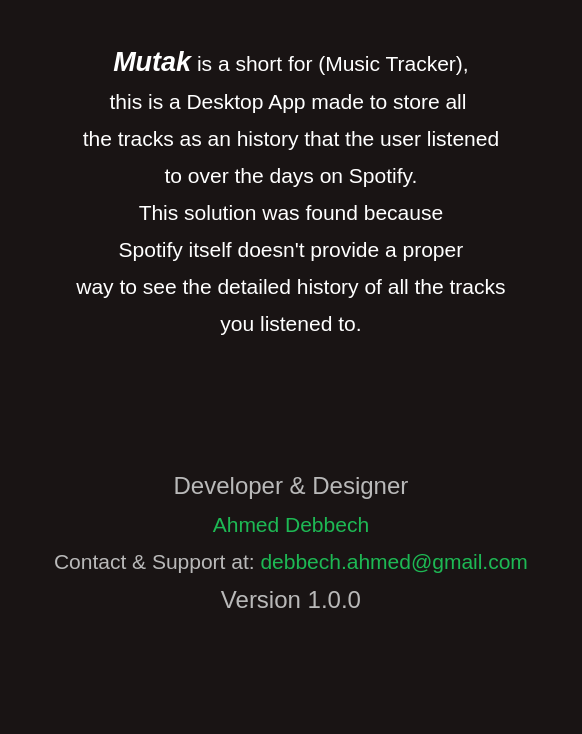
Qt form mutak/mainwindow.ui (ahmed-debbech/mutak) before a commit.
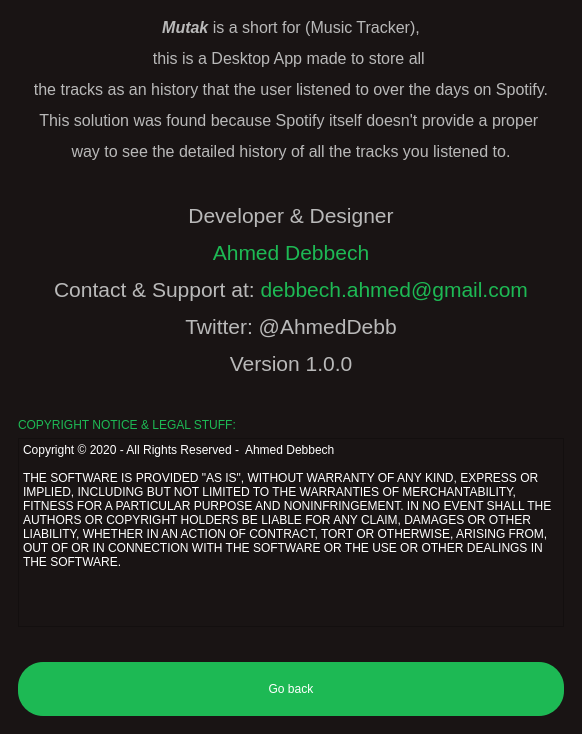
The same form after that commit. The open tabs and pages were chosen to show the change.

Commit message: Fix about section and enhance the colors:

What changed in the file:
```diff
--- a/mutak/mainwindow.ui
+++ b/mutak/mainwindow.ui
@@ -672,17 +672,112 @@
         <item>
          <widget class="QLabel" name="description">
           <property name="text">
-           <string>&lt;html&gt;&lt;head/&gt;&lt;body&gt;&lt;p align=&quot;center&quot;&gt;&lt;span style=&quot; font-size:20pt; font-weight:600; font-style:italic; color:#ffffff;&quot;&gt;Mutak&lt;/span&gt;&lt;span style=&quot; font-size:16pt; color:#ffffff;&quot;&gt; is a short for (Music Tracker),&lt;/span&gt;&lt;/p&gt;&lt;p align=&quot;center&quot;&gt;&lt;span style=&quot; font-size:16pt; color:#ffffff;&quot;&gt;this is a Desktop App made to store all &lt;/span&gt;&lt;/p&gt;&lt;p align=&quot;center&quot;&gt;&lt;span style=&quot; font-size:16pt; color:#ffffff;&quot;&gt;the tracks as an history that the user listened&lt;/span&gt;&lt;/p&gt;&lt;p align=&quot;center&quot;&gt;&lt;span style=&quot; font-size:16pt; color:#ffffff;&quot;&gt;to over the days on Spotify.&lt;/span&gt;&lt;/p&gt;&lt;p align=&quot;center&quot;&gt;&lt;span style=&quot; font-size:16pt; color:#ffffff;&quot;&gt;This solution was found because&lt;/span&gt;&lt;/p&gt;&lt;p align=&quot;center&quot;&gt;&lt;span style=&quot; font-size:16pt; color:#ffffff;&quot;&gt;Spotify itself doesn't provide a proper&lt;/span&gt;&lt;/p&gt;&lt;p align=&quot;center&quot;&gt;&lt;span style=&quot; font-size:16pt; color:#ffffff;&quot;&gt;way to see the detailed history of all the tracks&lt;/span&gt;&lt;/p&gt;&lt;p align=&quot;center&quot;&gt;&lt;span style=&quot; font-size:16pt; color:#ffffff;&quot;&gt;you listened to.&lt;/span&gt;&lt;/p&gt;&lt;/body&gt;&lt;/html&gt;</string>
+           <string>&lt;html&gt;&lt;head/&gt;&lt;body&gt;&lt;p align=&quot;center&quot;&gt;&lt;span style=&quot; font-size:12pt; font-weight:600; font-style:italic; color:#b9b9b9;&quot;&gt;Mutak&lt;/span&gt;&lt;span style=&quot; font-size:12pt; color:#b9b9b9;&quot;&gt; is a short for (Music Tracker),&lt;/span&gt;&lt;/p&gt;&lt;p align=&quot;center&quot;&gt;&lt;span style=&quot; font-size:12pt; color:#b9b9b9;&quot;&gt;this is a Desktop App made to store all &lt;/span&gt;&lt;/p&gt;&lt;p align=&quot;center&quot;&gt;&lt;span style=&quot; font-size:12pt; color:#b9b9b9;&quot;&gt;the tracks as an history that the user listened to over the days on Spotify.&lt;/span&gt;&lt;/p&gt;&lt;p align=&quot;center&quot;&gt;&lt;span style=&quot; font-size:12pt; color:#b9b9b9;&quot;&gt;This solution was found because Spotify itself doesn't provide a proper &lt;/span&gt;&lt;/p&gt;&lt;p align=&quot;center&quot;&gt;&lt;span style=&quot; font-size:12pt; color:#b9b9b9;&quot;&gt;way to see the detailed history of all the tracks you listened to.&lt;/span&gt;&lt;/p&gt;&lt;/body&gt;&lt;/html&gt;</string>
           </property>
          </widget>
         </item>
+        <item>
+         <spacer name="verticalSpacer_7">
+          <property name="orientation">
+           <enum>Qt::Vertical</enum>
+          </property>
+          <property name="sizeHint" stdset="0">
+           <size>
+            <width>20</width>
+            <height>40</height>
+           </size>
+          </property>
+         </spacer>
+        </item>
         <item>
          <widget class="QLabel" name="about">
           <property name="styleSheet">
            <string notr="true">font: bold 18pt  '://resources/fonts/Gotham-UltraItalic.otf';</string>
           </property>
           <property name="text">
-           <string>&lt;html&gt;&lt;head/&gt;&lt;body&gt;&lt;p align=&quot;center&quot;&gt;&lt;span style=&quot; font-size:18pt; color:#b9b9b9;&quot;&gt;Developer &amp;amp; Designer&lt;/span&gt;&lt;/p&gt;&lt;p align=&quot;center&quot;&gt;&lt;span style=&quot; font-size:16pt; color:#1db954;&quot;&gt;Ahmed Debbech&lt;/span&gt;&lt;/p&gt;&lt;p align=&quot;center&quot;&gt;&lt;span style=&quot; font-size:16pt; color:#b9b9b9;&quot;&gt;Contact &amp;amp; Support at: &lt;/span&gt;&lt;span style=&quot; font-size:16pt; color:#1db954;&quot;&gt;debbech.ahmed@gmail.com&lt;/span&gt;&lt;/p&gt;&lt;p align=&quot;center&quot;&gt;&lt;span style=&quot; font-size:18pt; color:#b9b9b9;&quot;&gt;Version 1.0.0&lt;/span&gt;&lt;/p&gt;&lt;/body&gt;&lt;/html&gt;</string>
+           <string>&lt;html&gt;&lt;head/&gt;&lt;body&gt;&lt;p align=&quot;center&quot;&gt;&lt;span style=&quot; font-size:16pt; color:#b9b9b9;&quot;&gt;Developer &amp;amp; Designer&lt;/span&gt;&lt;/p&gt;&lt;p align=&quot;center&quot;&gt;&lt;span style=&quot; font-size:16pt; color:#1db954;&quot;&gt;Ahmed Debbech&lt;/span&gt;&lt;/p&gt;&lt;p align=&quot;center&quot;&gt;&lt;span style=&quot; font-size:16pt; color:#b9b9b9;&quot;&gt;Contact &amp;amp; Support at: &lt;/span&gt;&lt;span style=&quot; font-size:16pt; color:#1db954;&quot;&gt;debbech.ahmed@gmail.com&lt;/span&gt;&lt;/p&gt;&lt;p align=&quot;center&quot;&gt;&lt;span style=&quot; font-size:16pt; color:#b9b9b9;&quot;&gt;Twitter: @AhmedDebb&lt;/span&gt;&lt;/p&gt;&lt;p align=&quot;center&quot;&gt;&lt;span style=&quot; font-size:16pt; color:#b9b9b9;&quot;&gt;Version 1.0.0&lt;/span&gt;&lt;/p&gt;&lt;/body&gt;&lt;/html&gt;</string>
+          </property>
+         </widget>
+        </item>
+        <item>
+         <spacer name="verticalSpacer_6">
+          <property name="orientation">
+           <enum>Qt::Vertical</enum>
+          </property>
+          <property name="sizeHint" stdset="0">
+           <size>
+            <width>20</width>
+            <height>40</height>
+           </size>
+          </property>
+         </spacer>
+        </item>
+        <item>
+         <widget class="QLabel" name="label_2">
+          <property name="styleSheet">
+           <string notr="true">color: #1db954;
+font: bold 14pt  '://resources/fonts/Gotham-UltraItalic.otf';
+text-align: center</string>
+          </property>
+          <property name="text">
+           <string>COPYRIGHT NOTICE &amp; LEGAL STUFF:</string>
+          </property>
+         </widget>
+        </item>
+        <item>
+         <widget class="QPlainTextEdit" name="plainTextEdit">
+          <property name="sizePolicy">
+           <sizepolicy hsizetype="Minimum" vsizetype="Maximum">
+            <horstretch>0</horstretch>
+            <verstretch>0</verstretch>
+           </sizepolicy>
+          </property>
+          <property name="styleSheet">
+           <string notr="true">color: white;</string>
+          </property>
+          <property name="readOnly">
+           <bool>true</bool>
+          </property>
+          <property name="plainText">
+           <string>Copyright © 2020 - All Rights Reserved -  Ahmed Debbech
+
+THE SOFTWARE IS PROVIDED &quot;AS IS&quot;, WITHOUT WARRANTY OF ANY KIND, EXPRESS OR IMPLIED, INCLUDING BUT NOT LIMITED TO THE WARRANTIES OF MERCHANTABILITY, FITNESS FOR A PARTICULAR PURPOSE AND NONINFRINGEMENT. IN NO EVENT SHALL THE AUTHORS OR COPYRIGHT HOLDERS BE LIABLE FOR ANY CLAIM, DAMAGES OR OTHER LIABILITY, WHETHER IN AN ACTION OF CONTRACT, TORT OR OTHERWISE, ARISING FROM, OUT OF OR IN CONNECTION WITH THE SOFTWARE OR THE USE OR OTHER DEALINGS IN THE SOFTWARE.</string>
+          </property>
+         </widget>
+        </item>
+        <item>
+         <spacer name="verticalSpacer_8">
+          <property name="orientation">
+           <enum>Qt::Vertical</enum>
+          </property>
+          <property name="sizeHint" stdset="0">
+           <size>
+            <width>20</width>
+            <height>33</height>
+           </size>
+          </property>
+         </spacer>
+        </item>
+        <item>
+         <widget class="QPushButton" name="gobackAbout">
+          <property name="styleSheet">
+           <string notr="true">#gobackAbout{
+color: white;
+background-color:  #1db954;
+border-radius: 25px;
+  padding: 20px;
+  width: 60px;
+font: bold 14px '://resources/fonts/Gotham-UltraItalic.otf';
+ }
+#gobackAbout:hover {
+	background-color: #3AE476;
+ }
+#gobackAbout:pressed{
+	background-color: #2BB85D;
+}</string>
+          </property>
+          <property name="text">
+           <string>Go back</string>
           </property>
          </widget>
         </item>
```
Left out of the diff: 8 changed lines with no effect on the pictures. The commit also changes 2 other files.
